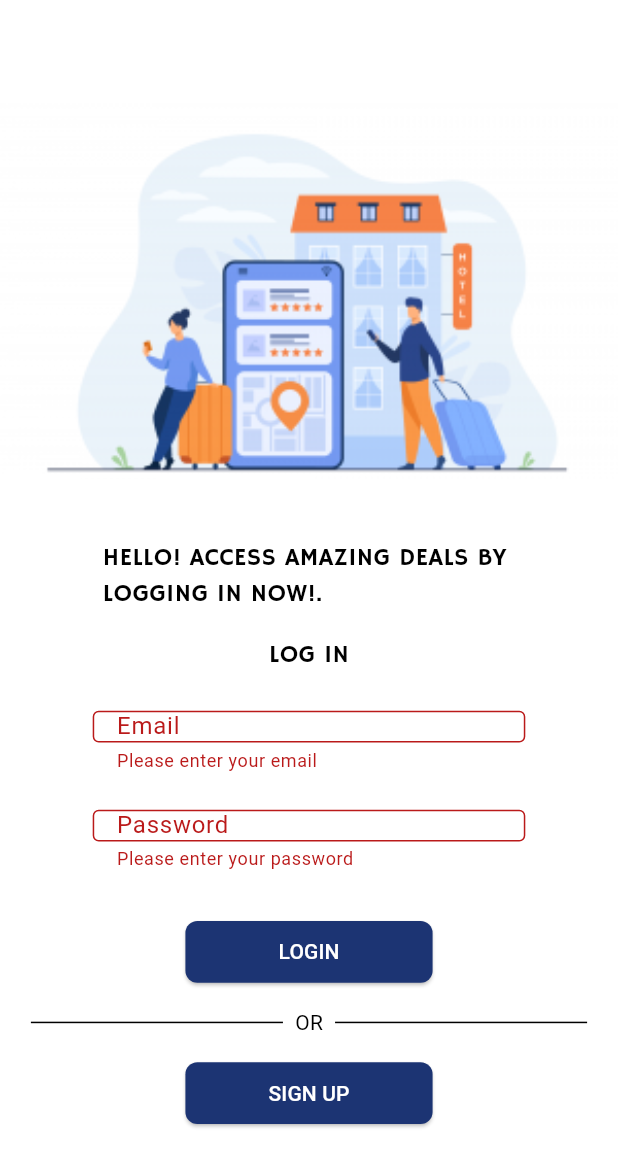
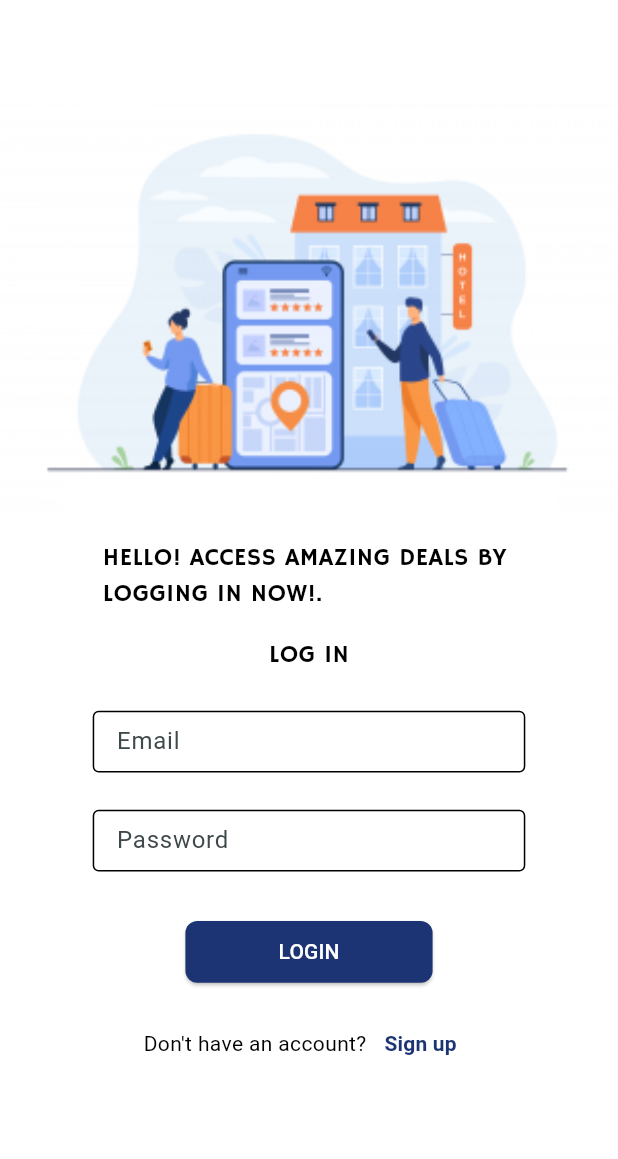
Before and after one commit to Arthritisboy/3Y1Cryptotel, a Flutter app: the screen it shows after launch, after a tap on "LOGIN", on a phone screen of 412 x 824 dp, the part 77-1236 px from its top. Run offline on Flutter 3.47's test engine with Material 3 defaults, Android fonts, the phone set to English and light mode, and no system bars; our stand-ins replace google_fonts, transparent_image; Roboto replaces fonts that are missing (Inder).

Commit message:
optimized navigation optimized ui added welcome screen

```diff
--- a/mobile/lib/presentation/screens/login_screen.dart
+++ b/mobile/lib/presentation/screens/login_screen.dart
@@ -30,7 +30,8 @@ class _LoginScreenState extends State<LoginScreen> {
                   padding: EdgeInsets.only(
                     top: screenHeight * 0.02,
                     left: screenWidth * 0.05,
-                      bottom: screenHeight * 0.05),
+                    bottom: screenHeight * 0.05,
+                  ),
                   child: Text(
                     'CRYPTOTEL',
                     style: TextStyle(
@@ -156,48 +157,36 @@ class _LoginScreenState extends State<LoginScreen> {
                       child: ElevatedButton(
                         style: ButtonStyle(
                           backgroundColor:
-                                WidgetStateProperty.all(Color(0xFF1C3473))),
+                              WidgetStateProperty.all(Color(0xFF1C3473)),
+                        ),
                         onPressed: () {
-                          if (_formSignInKey.currentState!.validate()) {
+                          //if (_formSignInKey.currentState!.validate()) {
                           Navigator.of(context).pushNamed('/homescreen');
-                          }
+                          // }
                         },
                         child: const Text('LOGIN'),
                       ),
                     ),
                     SizedBox(height: screenHeight * 0.02),
-                    Row(
+                    SizedBox(
+                      width: screenWidth * 0.7,
+                      child: Row(
+                        mainAxisAlignment: MainAxisAlignment.center,
                         children: [
-                        Expanded(
-                          child: Divider(
-                            color: Colors.black,
-                            thickness: 1,
+                          const Text("Don't have an account?"),
+                          TextButton(
+                            onPressed: () {
+                              Navigator.of(context).pushNamed('/signup');
+                            },
+                            child: const Text(
+                              'Sign up',
+                              style: TextStyle(
+                                color: Color(0xFF1C3473), // Color for the link
+                                fontWeight: FontWeight.bold,
                               ),
-                        ),
-                        Padding(
-                          padding: const EdgeInsets.symmetric(horizontal: 8.0),
-                          child: Text('OR'),
-                        ),
-                        Expanded(
-                          child: Divider(
-                            color: Colors.black,
-                            thickness: 1,
                             ),
                           ),
                         ],
-                    ),
-                    SizedBox(height: screenHeight * 0.02),
-                    SizedBox(
-                      width: screenWidth * 0.4,
-                      height: screenHeight * 0.05,
-                      child: ElevatedButton(
-                        style: ButtonStyle(
-                            backgroundColor:
-                                WidgetStateProperty.all(Color(0xFF1C3473))),
-                        onPressed: () {
-                          Navigator.of(context).pushNamed('/signup');
-                        },
-                        child: const Text('SIGN UP'),
                       ),
                     ),
                   ],
--- a/mobile/lib/presentation/screens/splash_screen.dart
+++ b/mobile/lib/presentation/screens/splash_screen.dart
@@ -1,6 +1,6 @@
 import 'package:flutter/material.dart';
 import 'package:flutter/services.dart';
-import 'package:hotel_flutter/presentation/screens/login_screen.dart';
+import 'package:hotel_flutter/presentation/screens/welcome_screen.dart';
 
 class SplashScreen extends StatefulWidget {
   const SplashScreen({super.key});
@@ -19,7 +19,7 @@ class _SplashScreenState extends State<SplashScreen>
     Future.delayed(const Duration(seconds: 2), () {
       // ignore: use_build_context_synchronously
       Navigator.of(context).pushReplacement(MaterialPageRoute(
-        builder: (_) => const LoginScreen(),
+        builder: (_) => const WelcomeScreen(),
       ));
     });
   }
--- /dev/null
+++ b/mobile/lib/presentation/screens/welcome_screen.dart
@@ -0,0 +1,173 @@
+import 'package:flutter/material.dart';
+import 'package:hotel_flutter/presentation/screens/login_screen.dart'; // Import your login screen
+import 'package:hotel_flutter/presentation/screens/signup_screen.dart'; // Import your signup screen
+
+class WelcomeScreen extends StatefulWidget {
+  const WelcomeScreen({super.key});
+
+  @override
+  State<WelcomeScreen> createState() => _WelcomeScreenState();
+}
+
+class _WelcomeScreenState extends State<WelcomeScreen> {
+  final _formSignInKey = GlobalKey<FormState>();
+
+  @override
+  Widget build(BuildContext context) {
+    double screenHeight = MediaQuery.of(context).size.height;
+    double screenWidth = MediaQuery.of(context).size.width;
+
+    return Scaffold(
+      body: Stack(
+        children: [
+          Container(color: Colors.white),
+          Column(
+            children: [
+              Align(
+                alignment: Alignment.centerLeft,
+                child: Padding(
+                  padding: EdgeInsets.only(
+                      top: screenHeight * 0.02,
+                      left: screenWidth * 0.05,
+                      bottom: screenHeight * 0.05),
+                  child: Text(
+                    'CRYPTOTEL',
+                    style: TextStyle(
+                      fontFamily: 'HammerSmith',
+                      fontSize: screenHeight * 0.03,
+                      color: Color(0xFF1C3473),
+                    ),
+                  ),
+                ),
+              ),
+              Container(
+                width: double.infinity,
+                height: screenHeight * 0.4,
+                child: Image.asset(
+                  'assets/images/others/temp_image.png',
+                  fit: BoxFit.contain,
+                ),
+              ),
+              const Expanded(child: SizedBox()),
+            ],
+          ),
+          Align(
+            alignment: Alignment.bottomCenter,
+            child: Container(
+              padding: EdgeInsets.fromLTRB(
+                screenWidth * 0.05,
+                screenHeight * 0.05,
+                screenWidth * 0.05,
+                screenHeight * 0.02,
+              ),
+              height: screenHeight * 0.55,
+              decoration: const BoxDecoration(
+                color: Colors.white,
+              ),
+              child: Form(
+                key: _formSignInKey,
+                child: Column(
+                  crossAxisAlignment: CrossAxisAlignment.center,
+                  children: [
+                    Center(
+                      child: Text(
+                        'CRYPTOTEL',
+                        style: TextStyle(
+                          fontFamily: 'HammerSmith',
+                          fontSize: screenHeight * 0.02,
+                          color: Colors.black,
+                        ),
+                      ),
+                    ),
+                    Center(
+                      child: Text(
+                        'WHERE CRYPTO MEETS COMFORT',
+                        style: TextStyle(
+                          fontFamily: 'HammerSmith',
+                          fontSize: screenHeight * 0.02,
+                          color: Colors.black,
+                        ),
+                      ),
+                    ),
+                    SizedBox(height: screenHeight * 0.04),
+                    SizedBox(
+                      width: screenWidth * 0.4,
+                      height: screenHeight * 0.05,
+                      child: ElevatedButton(
+                        style: ButtonStyle(
+                          backgroundColor:
+                              MaterialStateProperty.all(Color(0xFF1C3473)),
+                        ),
+                        onPressed: () {
+                          Navigator.of(context).push(_createRoute('/login'));
+                        },
+                        child: const Text('LOGIN'),
+                      ),
+                    ),
+                    SizedBox(height: screenHeight * 0.02),
+                    Row(
+                      children: [
+                        Expanded(
+                          child: Divider(color: Colors.black, thickness: 1),
+                        ),
+                        Padding(
+                          padding: const EdgeInsets.symmetric(horizontal: 8.0),
+                          child: Text('OR'),
+                        ),
+                        Expanded(
+                          child: Divider(color: Colors.black, thickness: 1),
+                        ),
+                      ],
+                    ),
+                    SizedBox(height: screenHeight * 0.02),
+                    SizedBox(
+                      width: screenWidth * 0.4,
+                      height: screenHeight * 0.05,
+                      child: ElevatedButton(
+                        style: ButtonStyle(
+                          backgroundColor:
+                              MaterialStateProperty.all(Color(0xFF1C3473)),
+                        ),
+                        onPressed: () {
+                          Navigator.of(context).push(_createRoute('/signup'));
+                        },
+                        child: const Text('SIGN UP'),
+                      ),
+                    ),
+                  ],
+                ),
+              ),
+            ),
+          ),
+        ],
+      ),
+    );
+  }
+
+  Route _createRoute(String routeName) {
+    return PageRouteBuilder(
+      pageBuilder: (context, animation, secondaryAnimation) {
+        if (routeName == '/login') {
+          return LoginScreen();
+        } else {
+          return SignupScreen();
+        }
+      },
+      transitionsBuilder: (context, animation, secondaryAnimation, child) {
+        const begin = 0.0;
+        const end = 1.0;
+        const curve = Curves.easeInOut;
+
+        var tween =
+            Tween(begin: begin, end: end).chain(CurveTween(curve: curve));
+        var scaleAnimation = animation.drive(tween);
+
+        return ScaleTransition(
+          scale: scaleAnimation,
+          child: child,
+        );
+      },
+      transitionDuration: const Duration(milliseconds: 300),
+    );
+  }
+}
--- a/mobile/lib/router/app_router.dart
+++ b/mobile/lib/router/app_router.dart
@@ -3,13 +3,14 @@ import 'package:hotel_flutter/presentation/screens/menu_screens.dart';
 import 'package:hotel_flutter/presentation/screens/tab_screen.dart';
 import 'package:hotel_flutter/presentation/screens/login_screen.dart';
 import 'package:hotel_flutter/presentation/screens/signup_screen.dart';
+import 'package:hotel_flutter/presentation/screens/welcome_screen.dart';
 
 class AppRouter {
   Route<dynamic>? onGenerateRoute(RouteSettings routeSettings) {
     switch (routeSettings.name) {
       case '/':
         return MaterialPageRoute(
-          builder: (_) => const LoginScreen(),
+          builder: (_) => const WelcomeScreen(),
         );
       case '/login':
         return MaterialPageRoute(
```
Also changed, not shown: mobile/lib/presentation/screens/signup_screen.dart (+31 -51 lines). Lines whose indentation alone changed are shown as unchanged.
